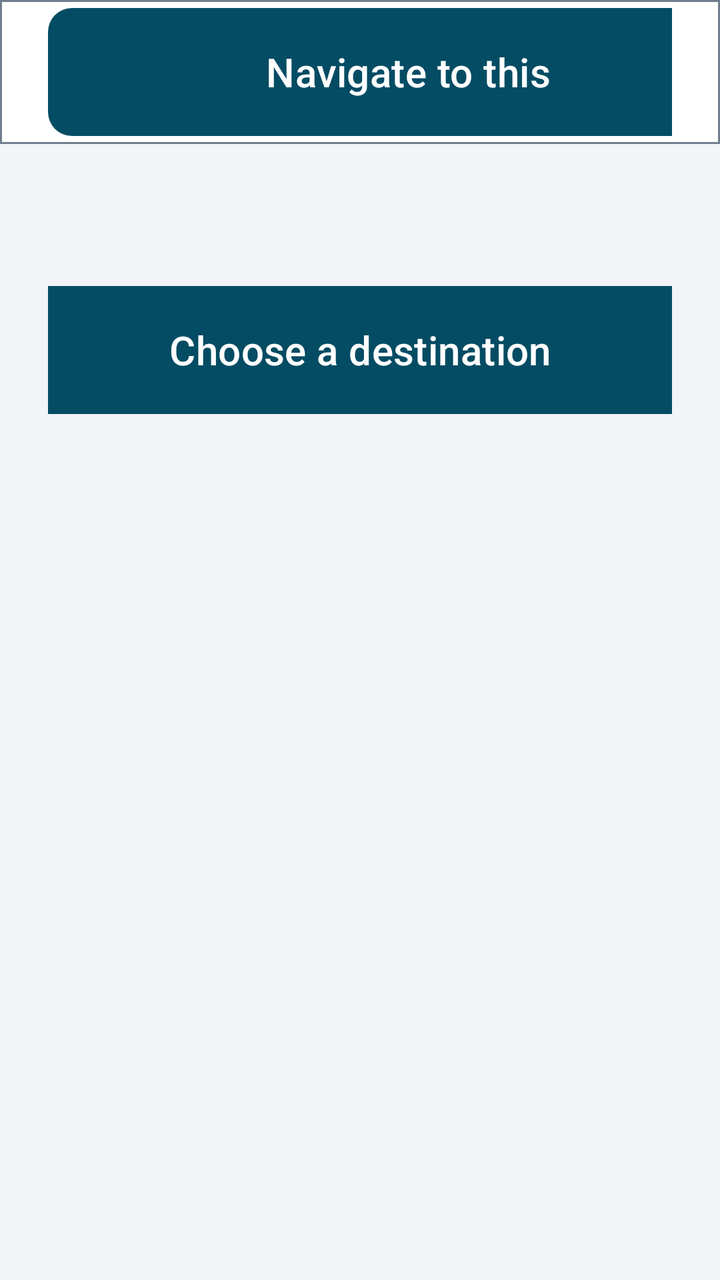
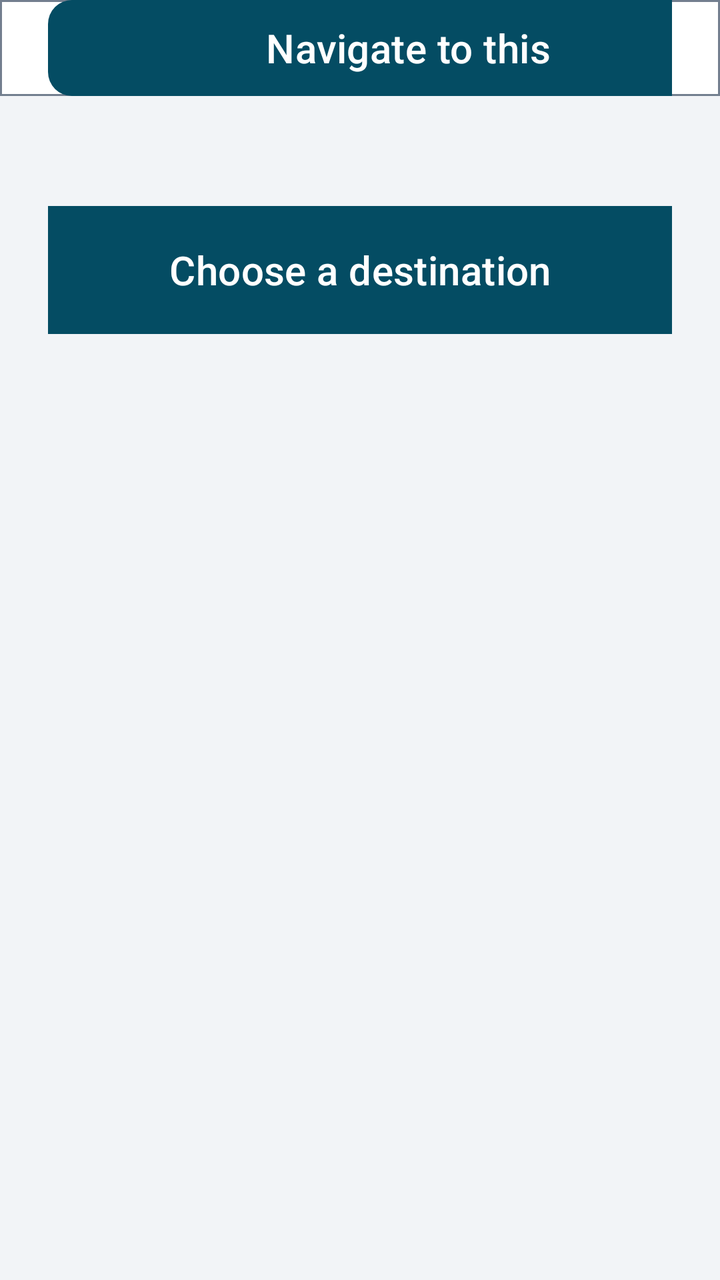

Compare the two renders of this Android layout. The source of the first and the diff that turns it into the second are given below.
<!-- AndroidManifest.xml: application theme Theme.EVChargePilot -->
<!-- res/layout/activity_charge_stop.xml -->
<?xml version="1.0" encoding="utf-8"?>
<LinearLayout xmlns:android="http://schemas.android.com/apk/res/android"
    xmlns:app="http://schemas.android.com/apk/res-auto"
    android:layout_width="match_parent"
    android:layout_height="match_parent"
    android:orientation="vertical">

    <LinearLayout
        android:layout_width="match_parent"
        android:layout_height="@dimen/touch_target"
        android:background="@drawable/bg_topbar"
        android:gravity="center_vertical"
        android:orientation="horizontal"
        android:paddingStart="@dimen/spacing_lg"
        android:paddingEnd="@dimen/spacing_lg">

        <TextView
            android:layout_width="0dp"
            android:layout_height="wrap_content"
            android:layout_weight="1"
            android:text="@string/charge_stop_title"
            android:textAppearance="@style/Text.EV.Title" />

        
        <com.google.android.material.button.MaterialButton
            android:id="@+id/navigateAction"
            style="@style/Widget.EVChargePilot.Button"
            android:layout_width="360dp"
            android:layout_height="@dimen/touch_target"
            android:layout_marginEnd="@dimen/spacing_md"
            android:text="@string/charge_stop_navigate" />

        <com.google.android.material.button.MaterialButton
            android:id="@+id/backAction"
            style="@style/Widget.EV.Button.Outlined"
            android:layout_width="180dp"
            android:layout_height="@dimen/touch_target"
            android:text="@string/action_back" />
    </LinearLayout>

    <ScrollView
        android:layout_width="match_parent"
        android:layout_height="0dp"
        android:layout_weight="1"
        android:fillViewport="true">

        <LinearLayout
            android:layout_width="match_parent"
            android:layout_height="wrap_content"
            android:gravity="center_horizontal"
            android:orientation="vertical"
            android:padding="@dimen/spacing_lg">

            <TextView
                android:id="@+id/chargeStopStatus"
                android:layout_width="1400dp"
                android:layout_height="wrap_content"
                android:accessibilityLiveRegion="polite"
                android:gravity="center"
                android:textAppearance="@style/Text.EV.Body" />

            
            <com.google.android.material.button.MaterialButton
                android:id="@+id/chooseDestinationAction"
                style="@style/Widget.EVChargePilot.Button"
                android:layout_width="1400dp"
                android:layout_height="@dimen/touch_target"
                android:layout_marginTop="@dimen/spacing_md"
                android:text="@string/charge_stop_action_destination" />

            <TextView
                android:id="@+id/navigateNote"
                android:layout_width="1400dp"
                android:layout_height="wrap_content"
                android:layout_marginTop="@dimen/spacing_md"
                android:textAppearance="@style/Text.EV.Secondary"
                android:visibility="gone" />

            <TextView
                android:id="@+id/chargeStopPlan"
                android:layout_width="1400dp"
                android:layout_height="wrap_content"
                android:layout_marginTop="@dimen/spacing_lg"
                android:background="@drawable/bg_card"
                android:gravity="center"
                android:padding="@dimen/spacing_lg"
                android:textAppearance="@style/Text.EV.Title"
                android:visibility="gone" />

            <TextView
                android:id="@+id/chargeStopDetail"
                android:layout_width="1400dp"
                android:layout_height="wrap_content"
                android:layout_marginTop="@dimen/spacing_md"
                android:background="@drawable/bg_card"
                android:lineSpacingExtra="6dp"
                android:padding="@dimen/spacing_lg"
                android:textAppearance="@style/Text.EV.Body"
                android:visibility="gone" />

            <TextView
                android:id="@+id/chargerPlace"
                android:layout_width="1400dp"
                android:layout_height="wrap_content"
                android:layout_marginTop="@dimen/spacing_md"
                android:background="@drawable/bg_card"
                android:lineSpacingExtra="6dp"
                android:padding="@dimen/spacing_lg"
                android:textAppearance="@style/Text.EV.Body"
                android:visibility="gone" />

            
            <TextView
                android:id="@+id/chargerSource"
                android:layout_width="1400dp"
                android:layout_height="wrap_content"
                android:layout_marginTop="@dimen/spacing_sm"
                android:textAppearance="@style/Text.EV.Secondary"
                android:visibility="gone" />

            
            <TextView
                android:id="@+id/routeWhatIf"
                android:layout_width="1400dp"
                android:layout_height="wrap_content"
                android:layout_marginTop="@dimen/spacing_md"
                android:background="@drawable/bg_card"
                android:lineSpacingExtra="6dp"
                android:padding="@dimen/spacing_lg"
                android:textAppearance="@style/Text.EV.Body"
                android:visibility="gone" />

            
            <TextView
                android:id="@+id/routeChoices"
                android:layout_width="1400dp"
                android:layout_height="wrap_content"
                android:layout_marginTop="@dimen/spacing_md"
                android:background="@drawable/bg_card"
                android:lineSpacingExtra="6dp"
                android:padding="@dimen/spacing_lg"
                android:textAppearance="@style/Text.EV.Body"
                android:visibility="gone" />

            <TextView
                android:id="@+id/chargeStopAttribution"
                android:layout_width="1400dp"
                android:layout_height="wrap_content"
                android:layout_marginTop="@dimen/spacing_md"
                android:textAppearance="@style/Text.EV.Secondary"
                android:visibility="gone" />
        </LinearLayout>
    </ScrollView>
</LinearLayout>
<!-- resources referenced by this layout -->
<resources>
  <dimen name="spacing_lg">24dp</dimen>
  <dimen name="spacing_md">16dp</dimen>
  <dimen name="spacing_sm">8dp</dimen>
  <dimen name="touch_target">72dp</dimen>
  <!-- drawable bg_card (drawable) -->
  <?xml version="1.0" encoding="utf-8"?>
  <shape xmlns:android="http://schemas.android.com/apk/res/android" android:shape="rectangle">
      <solid android:color="@color/ev_surface" />
      <stroke android:width="1dp" android:color="@color/ev_outline" />
      <corners android:radius="@dimen/ev_corner" />
  </shape>
  <!-- drawable bg_topbar (drawable) -->
  <?xml version="1.0" encoding="utf-8"?>
  <shape xmlns:android="http://schemas.android.com/apk/res/android" android:shape="rectangle">
      <solid android:color="@color/ev_surface" />
      <stroke android:width="1dp" android:color="@color/ev_outline" />
  </shape>
  <string name="action_back">Back</string>
  <string name="charge_stop_action_destination">Choose a destination</string>
  <string name="charge_stop_navigate">Navigate to this</string>
  <string name="charge_stop_title">Charging stop</string>
  <style name="Text.EV.Body" parent="TextAppearance.Material3.BodyLarge">
          <item name="android:textSize">@dimen/text_body</item>
          <item name="android:textColor">@color/ev_text_primary</item>
      </style>
  <style name="Text.EV.Secondary" parent="TextAppearance.Material3.BodyMedium">
          <item name="android:textSize">@dimen/text_secondary</item>
          <item name="android:textColor">@color/ev_text_secondary</item>
      </style>
  <style name="Text.EV.Title" parent="TextAppearance.Material3.TitleLarge">
          <item name="android:textSize">@dimen/text_title</item>
          <item name="android:textColor">@color/ev_text_primary</item>
      </style>
  <style name="Widget.EVChargePilot.Button" parent="Widget.EV.Button">
          <item name="android:textColor">@color/ev_button_text</item>
          <item name="backgroundTint">@color/ev_button_fill</item>
      </style>
  <color name="ev_surface">#FFFFFFFF</color>
  <color name="ev_outline">#FF737F8F</color>
  <dimen name="ev_corner">12dp</dimen>
  <dimen name="text_body">20sp</dimen>
  <color name="ev_text_primary">#FF101418</color>
  <dimen name="text_secondary">17sp</dimen>
  <color name="ev_text_secondary">#FF414B55</color>
  <dimen name="text_title">26sp</dimen>
  <style name="ShapeAppearanceOverlay.EV.Button" parent="">
          <item name="cornerSize">@dimen/ev_corner</item>
      </style>
  <color name="ev_accent">#FF044C63</color>
  <color name="ev_on_accent">#FFFFFFFF</color>
  <color name="ev_surface_raised">#FFE4E8ED</color>
  <color name="ev_background">#FFF2F4F7</color>
  <color name="ev_error">#FF8F0F18</color>
  <style name="ThemeOverlay.EVChargePilot.Dialog" parent="ThemeOverlay.EV.Dialog">
          <item name="materialAlertDialogTitleTextStyle">@style/EVChargePilot.Dialog.Title</item>
          <item name="materialAlertDialogBodyTextStyle">@style/EVChargePilot.Dialog.Body</item>
      </style>
  <style name="EVChargePilot.Dialog.Title" parent="MaterialAlertDialog.Material3.Title.Text">
          <item name="android:textSize">@dimen/text_title</item>
          <item name="android:textColor">@color/ev_text_primary</item>
      </style>
  <style name="EVChargePilot.Dialog.Body" parent="MaterialAlertDialog.Material3.Body.Text">
          <item name="android:textSize">@dimen/text_secondary</item>
          <item name="android:textColor">@color/ev_text_primary</item>
          <item name="android:lineSpacingMultiplier">1.2</item>
      </style>
  <style name="Widget.EV.DialogButton" parent="Widget.Material3.Button.TextButton.Dialog">
          <item name="shapeAppearanceOverlay">@style/ShapeAppearanceOverlay.EV.Button</item>
          <item name="android:minHeight">@dimen/touch_target</item>
          <item name="android:minWidth">140dp</item>
          <item name="android:textSize">@dimen/text_body</item>
      </style>
  <!-- unchanged entries left out for length: 4 -->
</resources>

<!-- the commit's change to res/layout/activity_charge_stop.xml (unified diff, before → after) -->
@@ -7,7 +7,7 @@
 
     <LinearLayout
         android:layout_width="match_parent"
-        android:layout_height="@dimen/touch_target"
+        android:layout_height="@dimen/chargepilot_bar_height"
         android:background="@drawable/bg_topbar"
         android:gravity="center_vertical"
         android:orientation="horizontal"
@@ -26,7 +26,9 @@
             android:id="@+id/navigateAction"
             style="@style/Widget.EVChargePilot.Button"
             android:layout_width="360dp"
-            android:layout_height="@dimen/touch_target"
+            android:layout_height="match_parent"
+            android:insetTop="0dp"
+            android:insetBottom="0dp"
             android:layout_marginEnd="@dimen/spacing_md"
             android:text="@string/charge_stop_navigate" />
 
@@ -34,7 +36,9 @@
             android:id="@+id/backAction"
             style="@style/Widget.EV.Button.Outlined"
             android:layout_width="180dp"
-            android:layout_height="@dimen/touch_target"
+            android:layout_height="match_parent"
+            android:insetTop="0dp"
+            android:insetBottom="0dp"
             android:text="@string/action_back" />
     </LinearLayout>
 
@@ -49,7 +53,10 @@
             android:layout_height="wrap_content"
             android:gravity="center_horizontal"
             android:orientation="vertical"
-            android:padding="@dimen/spacing_lg">
+            android:paddingStart="@dimen/spacing_lg"
+            android:paddingTop="@dimen/chargepilot_bar_gap"
+            android:paddingEnd="@dimen/spacing_lg"
+            android:paddingBottom="@dimen/spacing_lg">
 
             <TextView
                 android:id="@+id/chargeStopStatus"
<!-- resource entries referenced after the edit -->
@@ -1,5 +1,7 @@
 <!-- resources referenced by this layout -->
 <resources>
+  <dimen name="chargepilot_bar_gap">@dimen/spacing_sm</dimen>
+  <dimen name="chargepilot_bar_height">48dp</dimen>
   <dimen name="spacing_lg">24dp</dimen>
   <dimen name="spacing_md">16dp</dimen>
   <dimen name="spacing_sm">8dp</dimen>
